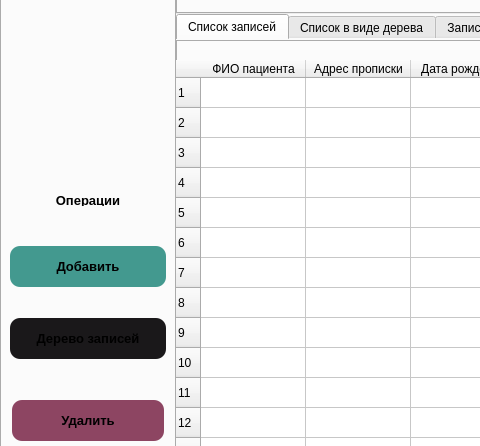
This is lab_2/ui/main_window.ui in Artemdjdj/PPOIS_4 as Qt 5 draws it before an edit; both pictures show x 0 to 480 and y 102 to 548 of the 1000 by 758 pixel window. The edited form follows.
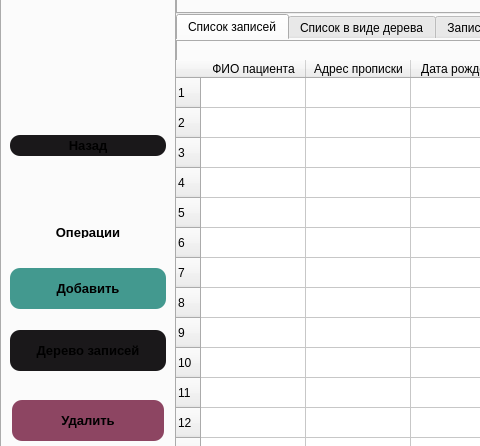
This is the edited form. Icons and pictures are not drawn.

Diff of the .ui file:
```diff
--- a/lab_2/ui/main_window.ui
+++ b/lab_2/ui/main_window.ui
@@ -668,7 +668,61 @@
                                 <property name="sizeHint" stdset="0">
                                  <size>
                                   <width>20</width>
-                                  <height>100</height>
+                                  <height>60</height>
+                                 </size>
+                                </property>
+                               </spacer>
+                              </item>
+                              <item>
+                               <widget class="QPushButton" name="button_back">
+                                <property name="font">
+                                 <font>
+                                  <family>Arial</family>
+                                  <pointsize>10</pointsize>
+                                  <bold>true</bold>
+                                 </font>
+                                </property>
+                                <property name="layoutDirection">
+                                 <enum>Qt::LayoutDirection::RightToLeft</enum>
+                                </property>
+                                <property name="styleSheet">
+                                 <string notr="true">QPushButton{
+padding:3px;
+background-color:rgb(26, 24, 26);
+border-radius:10px;
+}
+
+QPushButton:hover {
+    background-color: rgb(39, 36, 39);  /* другой цвет при наведении */
+}</string>
+                                </property>
+                                <property name="text">
+                                 <string>Назад</string>
+                                </property>
+                                <property name="icon">
+                                 <iconset resource="../qrc/main_icons.qrc">
+                                  <normaloff>:/icons/icons/back2.png</normaloff>:/icons/icons/back2.png</iconset>
+                                </property>
+                                <property name="iconSize">
+                                 <size>
+                                  <width>43</width>
+                                  <height>43</height>
+                                 </size>
+                                </property>
+                               </widget>
+                              </item>
+                              <item>
+                               <spacer name="verticalSpacer_5">
+                                <property name="orientation">
+                                 <enum>Qt::Orientation::Vertical</enum>
+                                </property>
+                                <property name="sizeType">
+                                 <enum>QSizePolicy::Policy::Fixed</enum>
+                                </property>
+                                <property name="sizeHint" stdset="0">
+                                 <size>
+                                  <width>20</width>
+                                  <height>40</height>
                                  </size>
                                 </property>
                                </spacer>
```
